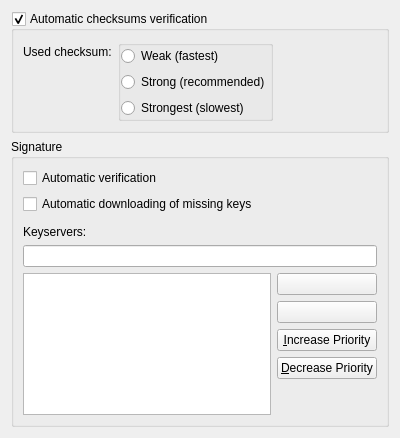
Qt form conf/verificationpreferences.ui (KDE/kget) before a commit.
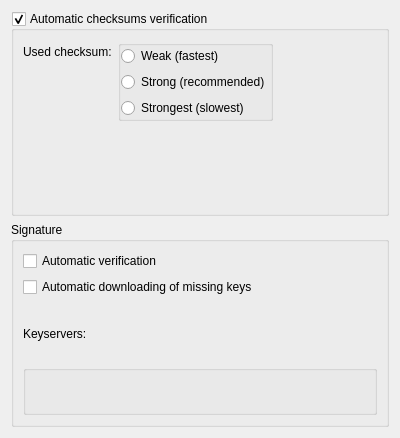
The same form after that commit. Custom widgets are drawn as their Qt base class.

Commit message: Uses KEditListBox in the verification preferences instead of own code.

The edit to the form file:
```diff
--- a/conf/verificationpreferences.ui
+++ b/conf/verificationpreferences.ui
@@ -116,55 +116,11 @@
        </widget>
       </item>
       <item>
-       <widget class="KLineEdit" name="url"/>
-      </item>
-      <item>
-       <layout class="QHBoxLayout" name="horizontalLayout">
-        <item>
-         <widget class="QListView" name="keyServers">
-          <property name="selectionMode">
-           <enum>QAbstractItemView::ExtendedSelection</enum>
-          </property>
-         </widget>
-        </item>
-        <item>
-         <layout class="QVBoxLayout" name="verticalLayout_2">
-          <item>
-           <widget class="KPushButton" name="add"/>
-          </item>
-          <item>
-           <widget class="KPushButton" name="remove"/>
-          </item>
-          <item>
-           <widget class="KPushButton" name="up">
-            <property name="text">
-             <string>&amp;Increase Priority</string>
-            </property>
-           </widget>
-          </item>
-          <item>
-           <widget class="KPushButton" name="down">
-            <property name="text">
-             <string>&amp;Decrease Priority</string>
-            </property>
-           </widget>
-          </item>
-          <item>
-           <spacer name="verticalSpacer_2">
-            <property name="orientation">
-             <enum>Qt::Vertical</enum>
-            </property>
-            <property name="sizeHint" stdset="0">
-             <size>
-              <width>20</width>
-              <height>40</height>
-             </size>
-            </property>
-           </spacer>
-          </item>
-         </layout>
-        </item>
-       </layout>
+       <widget class="KEditListBox" name="keyservers">
+        <property name="flat">
+         <bool>true</bool>
+        </property>
+       </widget>
       </item>
      </layout>
     </widget>
@@ -172,22 +128,17 @@
   </layout>
  </widget>
  <customwidgets>
+  <customwidget>
+   <class>KEditListBox</class>
+   <extends>QGroupBox</extends>
+   <header>keditlistbox.h</header>
+  </customwidget>
   <customwidget>
    <class>KButtonGroup</class>
    <extends>QGroupBox</extends>
    <header>kbuttongroup.h</header>
    <container>1</container>
   </customwidget>
-  <customwidget>
-   <class>KLineEdit</class>
-   <extends>QLineEdit</extends>
-   <header>klineedit.h</header>
-  </customwidget>
-  <customwidget>
-   <class>KPushButton</class>
-   <extends>QPushButton</extends>
-   <header>kpushbutton.h</header>
-  </customwidget>
  </customwidgets>
  <resources/>
  <connections/>
```
The commit also changes 2 other files.
